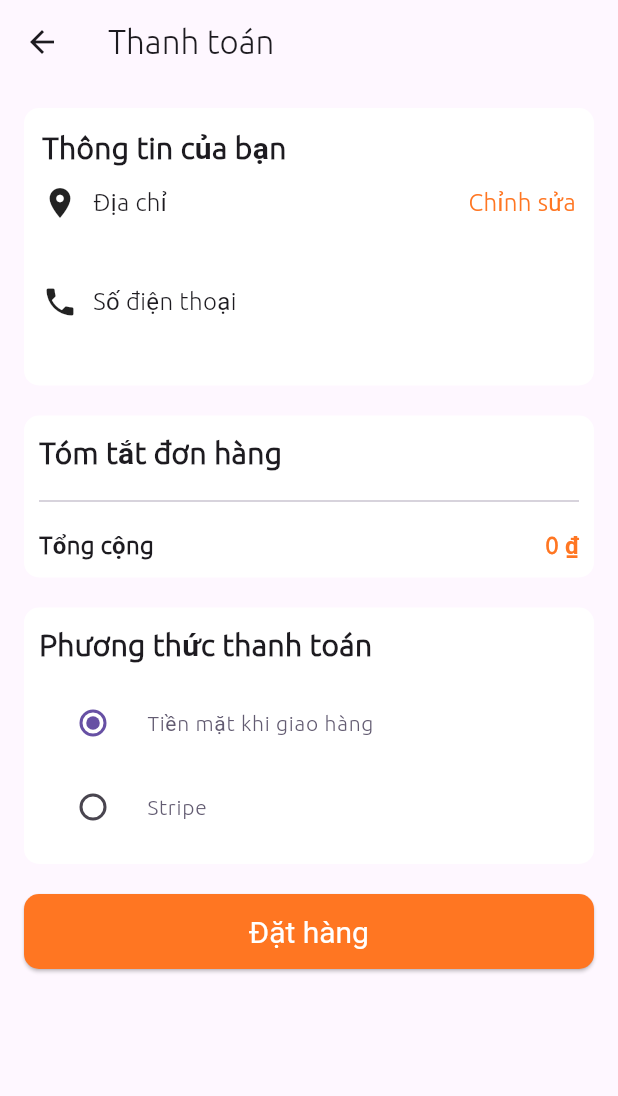
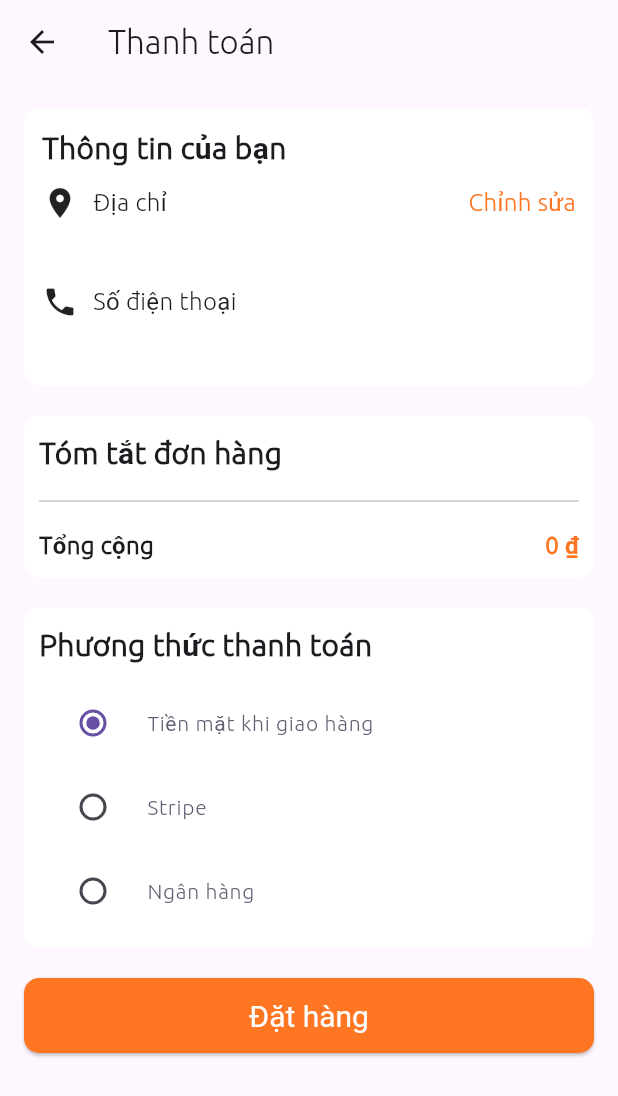
Before and after one commit to mydeptrai2107/foody_app, a Flutter app: the CheckoutPage screen opened directly with empty values, on a phone screen of 412 x 824 dp. Shown: the top 1096 px of the screen. Run offline on Flutter 3.47's test engine with Material 3 defaults, Android fonts, the phone set to English and light mode, and no system bars; our stand-ins replace another_flushbar, cached_network_image, cloud_firestore, email_validator, firebase_auth, firebase_core and 11 more; missing offline and left inert: flutter_stripe; accounts and stored records are empty.

Commit message:
feat: update app

```diff
--- a/lib/pages/Customer/checkout.dart
+++ b/lib/pages/Customer/checkout.dart
@@ -12,6 +12,7 @@ import 'package:foody_app/utilities/order.dart';
 import 'package:foody_app/utilities/order_item.dart';
 import 'package:flutter/material.dart';
 import 'package:http/http.dart' as http;
+import 'package:qr_flutter/qr_flutter.dart';
 
 class CheckoutPage extends StatefulWidget {
   const CheckoutPage({super.key, required this.userData});
@@ -245,6 +246,30 @@ class _CheckoutPageState extends State<CheckoutPage> {
                         });
                       },
                     ),
+                    RadioListTile(
+                      selected: true,
+                      value: 'banking',
+                      title: const Text(
+                        'Ngân hàng',
+                        style: TextStyle(
+                          fontSize: 14,
+                        ),
+                      ),
+                      groupValue: paymentMethod,
+                      onChanged: (value) {
+                        setState(() {
+                          paymentMethod = value!;
+                        });
+                      },
+                    ),
+                    if (paymentMethod == 'banking')
+                      Center(
+                        child: QrImageView(
+                          data: '1234567890',
+                          version: QrVersions.auto,
+                          size: 150,
+                        ),
+                      ),
                   ],
                 ),
               ),
--- a/lib/pages/Customer/item_desc_page.dart
+++ b/lib/pages/Customer/item_desc_page.dart
@@ -317,7 +317,7 @@ class _AddOnWidgetState extends State<AddOnWidget> {
                 ),
                 const Spacer(),
                 Text(
-                  '+ Rs ${e.value}',
+                  Formatter.formatCurrency(e.value),
                   style: const TextStyle(fontSize: 15),
                 ),
               ],
--- a/lib/pages/Customer/user_res_page.dart
+++ b/lib/pages/Customer/user_res_page.dart
@@ -294,7 +294,8 @@ class _ItemListState extends State<ItemList>
                 ),
               );
             },
-              child: widget.itemList[index].buildItemCard());
+            child: widget.itemList[index].buildItemCard(),
+          );
         },
       ),
     );
--- a/lib/pages/Restaurant/add_items.dart
+++ b/lib/pages/Restaurant/add_items.dart
@@ -5,6 +5,7 @@ import 'package:foody_app/pages/Restaurant/items.dart';
 import 'package:foody_app/services/auth_services.dart';
 import 'package:foody_app/services/db.dart';
 import 'package:flutter/material.dart';
+import 'package:foody_app/utilities/formatter.dart';
 import 'package:image_picker/image_picker.dart';
 
 import '../../utilities/custom_text_field.dart';
@@ -298,6 +299,7 @@ class _AddItemPageState extends State<AddItemPage> {
                             'price': double.parse(priceController.text),
                             'category': selectedCategory,
                             'addOns': addOns,
+                            'isAvailable': true,
                           });
                           setState(() {
                             isLoading = false;
@@ -365,7 +367,7 @@ Widget buildAddOnList(BuildContext context, Map<String, int> addOns) {
                   ),
                   tileColor: Colors.white,
                   title: Text(
-                    '${addOns.keys.toList()[index]}\nRs: ${addOns.values.toList()[index]}',
+                    '${addOns.keys.toList()[index]}\n ${Formatter.formatCurrency(addOns.values.toList()[index])}',
                   ),
                   trailing: IconButton(
                     onPressed: () {
--- a/pubspec.yaml
+++ b/pubspec.yaml
@@ -32,6 +32,7 @@ dependencies:
   intl: ^0.20.2
   path: ^1.9.0
   permission_handler: ^12.0.0+1
+  qr_flutter: ^4.1.0
   search_map_place_updated: ^0.0.4
   shimmer_animation: ^2.2.2
   uuid: ^4.5.1
```
Also changed, not shown: lib/pages/Customer/cart.dart (+27 -6 lines), lib/pages/Customer/results_page.dart (+4 -3 lines), lib/pages/Customer/widgets/cart_item.dart (+52 -8 lines), lib/pages/Restaurant/edit_item.dart (+37 -35 lines), images/shopping_cart.png (added), pubspec.lock. Lines whose indentation alone changed are shown as unchanged.
